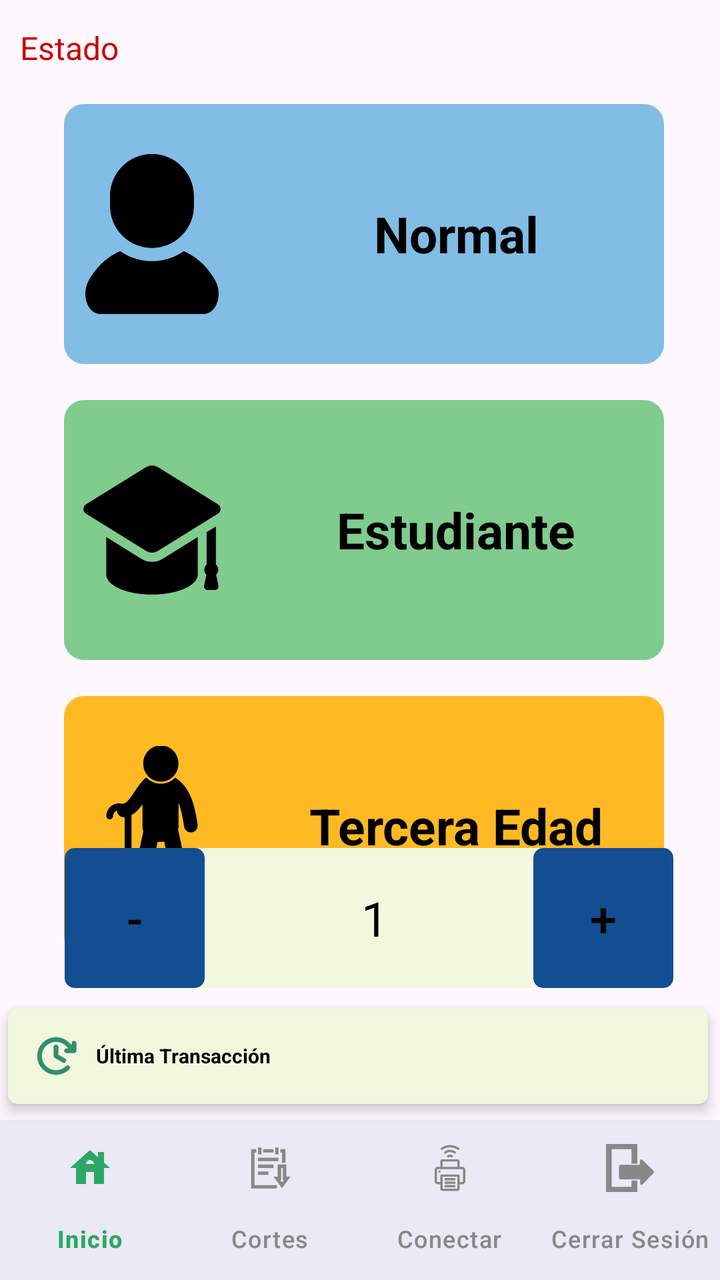
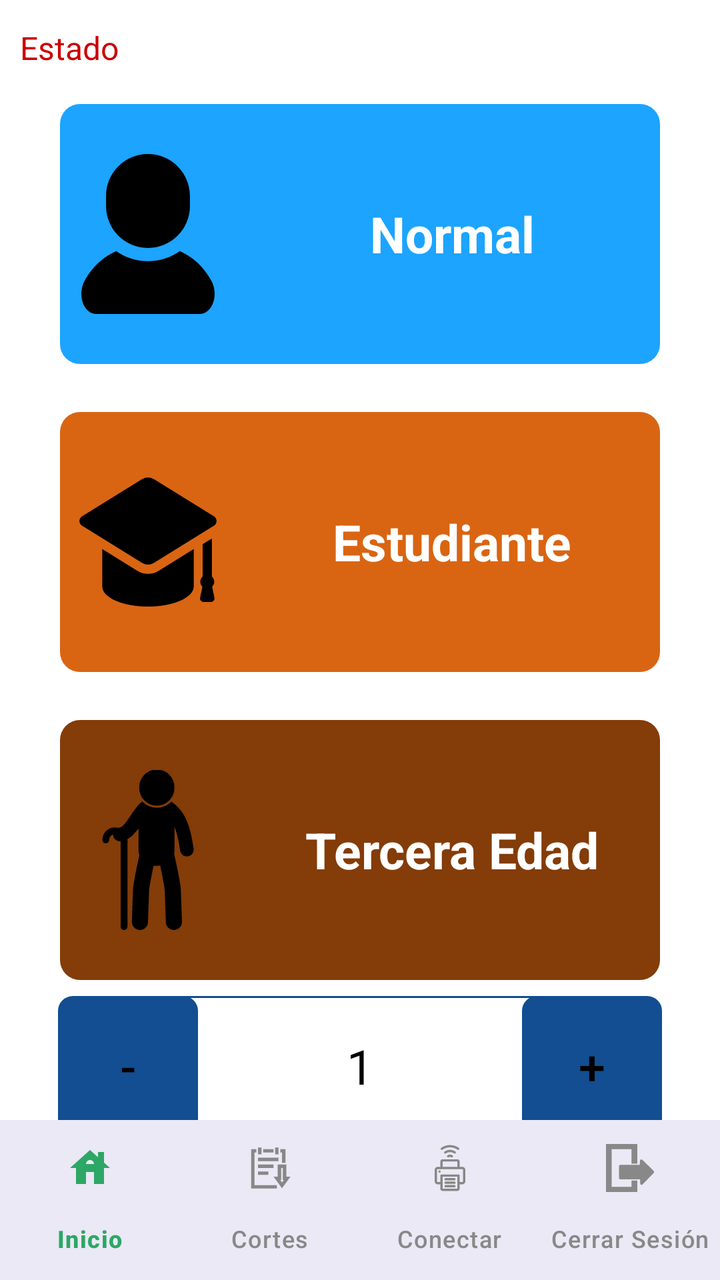

An Android layout rendered at two revisions. The XML below is the earlier revision; the diff shows what the commit changed to produce the second picture.
<!-- AndroidManifest.xml: application theme Theme.Cobro -->
<!-- res/layout/activity_cobro.xml -->
<?xml version="1.0" encoding="utf-8"?>
<androidx.constraintlayout.widget.ConstraintLayout xmlns:android="http://schemas.android.com/apk/res/android"
    xmlns:app="http://schemas.android.com/apk/res-auto"
    xmlns:tools="http://schemas.android.com/tools"
    android:id="@+id/main"
    android:layout_width="match_parent"
    android:layout_height="match_parent"
    tools:context=".CobroActivity">


    <LinearLayout
        android:id="@+id/btnEstudiante"
        android:layout_width="300dp"
        android:layout_height="130dp"
        android:layout_marginTop="200dp"
        android:layout_marginEnd="28dp"
        android:background="@drawable/borde_btn_estudiante"
        android:clickable="true"
        android:focusable="true"
        android:gravity="center_vertical"
        android:orientation="horizontal"
        android:padding="4dp"
        app:layout_constraintEnd_toEndOf="parent"
        app:layout_constraintTop_toTopOf="parent">

        
        <ImageView
            android:id="@+id/iconEstudent"
            android:layout_width="80dp"
            android:layout_height="80dp"
            android:layout_marginEnd="8dp"
            android:src="@drawable/birrete" />

        <TextView
            android:id="@+id/BotonEstudiante"
            android:layout_width="208dp"
            android:layout_height="wrap_content"
            android:text="@string/lbl_estudiante"
            android:textAlignment="center"
            android:textColor="@color/black"
            android:textSize="25dp"
            android:textStyle="bold" />
    </LinearLayout>

    <LinearLayout
        android:id="@+id/btnPasajeNormal"
        android:layout_width="300dp"
        android:layout_height="130dp"
        android:layout_marginTop="52dp"
        android:layout_marginEnd="28dp"
        android:background="@drawable/borde_btn_normal"
        android:clickable="true"
        android:focusable="true"
        android:gravity="center_vertical"
        android:orientation="horizontal"
        android:padding="4dp"
        app:layout_constraintEnd_toEndOf="parent"
        app:layout_constraintTop_toTopOf="parent">

        
        <ImageView
            android:id="@+id/iconNormal"
            android:layout_width="80dp"
            android:layout_height="80dp"
            android:layout_marginEnd="8dp"
            android:src="@drawable/persona" />

        <TextView
            android:id="@+id/BotonNormal"
            android:layout_width="208dp"
            android:layout_height="wrap_content"
            android:text="@string/lbl_normal"
            android:textAlignment="center"
            android:textColor="@color/black"
            android:textSize="25dp"
            android:textStyle="bold" />
    </LinearLayout>

    <LinearLayout
        android:id="@+id/btnTerceraEdad"
        android:layout_width="300dp"
        android:layout_height="130dp"
        android:layout_marginTop="348dp"
        android:layout_marginEnd="28dp"
        android:background="@drawable/borde_btn_tercera_edad"
        android:clickable="true"
        android:focusable="true"
        android:gravity="center_vertical"
        android:orientation="horizontal"
        android:padding="4dp"
        app:layout_constraintEnd_toEndOf="parent"
        app:layout_constraintTop_toTopOf="parent">

        
        <ImageView
            android:id="@+id/iconTerceraEdad"
            android:layout_width="80dp"
            android:layout_height="80dp"
            android:layout_marginEnd="8dp"
            android:src="@drawable/tercera_edad" />

        <TextView
            android:id="@+id/BotonTerceraEdad"
            android:layout_width="208dp"
            android:layout_height="wrap_content"
            android:text="@string/lbl_tercera_edad"
            android:textAlignment="center"
            android:textColor="@color/black"
            android:textSize="25dp"
            android:textStyle="bold" />
    </LinearLayout>

    <TextView
        android:id="@+id/tvNumero"
        android:layout_width="270dp"
        android:layout_height="70dp"
        android:background="@drawable/borde"
        android:gravity="center"
        android:text="1"
        android:textColor="@color/black"
        android:textSize="24sp"
        app:layout_constraintBottom_toBottomOf="parent"
        app:layout_constraintEnd_toEndOf="parent"
        app:layout_constraintHorizontal_bias="0.582"
        app:layout_constraintStart_toStartOf="parent"
        app:layout_constraintTop_toTopOf="parent"
        app:layout_constraintVertical_bias="0.744" />


    

    <LinearLayout
        android:id="@+id/lyUltimaTransaccion"
        android:layout_width="350dp"
        android:layout_height="wrap_content"
        android:layout_marginStart="4dp"
        android:layout_marginBottom="88dp"
        android:background="@drawable/borde"
        android:elevation="4dp"
        android:gravity="center_vertical"
        android:orientation="horizontal"
        android:padding="12dp"
        app:layout_constraintBottom_toBottomOf="parent"
        app:layout_constraintEnd_toEndOf="parent"
        app:layout_constraintHorizontal_bias="0.022"
        app:layout_constraintStart_toStartOf="parent">

        <ImageView
            android:id="@+id/iconTransaccion"
            android:layout_width="24dp"
            android:layout_height="24dp"
            android:layout_marginEnd="8dp"
            android:src="@drawable/reciente" />

        <TextView
            android:id="@+id/tvUltimaTransaccion"
            android:layout_width="wrap_content"
            android:layout_height="wrap_content"
            android:lineSpacingExtra="6dp"
            android:text="Última Transacción"
            android:textColor="@android:color/black"
            android:textSize="10sp"
            android:textStyle="bold" />

    </LinearLayout>

    <Button
        android:id="@+id/btnMas"
        android:layout_width="70dp"
        android:layout_height="70dp"
        android:background="@drawable/borde"
        android:text="@string/btn_mas"
        android:textColor="@android:color/black"
        android:textSize="24sp"
        app:layout_constraintBottom_toBottomOf="parent"
        app:layout_constraintEnd_toEndOf="parent"
        app:layout_constraintHorizontal_bias="0.92"
        app:layout_constraintStart_toStartOf="parent"
        app:layout_constraintTop_toTopOf="parent"
        app:layout_constraintVertical_bias="0.744" />

    <Button
        android:id="@+id/btnMenos"
        android:layout_width="70dp"
        android:layout_height="70dp"
        android:background="@drawable/borde"
        android:text="@string/btn_menos"
        android:textColor="@android:color/black"
        android:textSize="24sp"
        app:layout_constraintBottom_toBottomOf="parent"
        app:layout_constraintEnd_toEndOf="parent"
        app:layout_constraintHorizontal_bias="0.111"
        app:layout_constraintStart_toStartOf="parent"
        app:layout_constraintTop_toTopOf="parent"
        app:layout_constraintVertical_bias="0.744" />

    <TextView
        android:id="@+id/tvEstadoConexion"
        android:layout_width="wrap_content"
        android:layout_height="wrap_content"
        android:layout_gravity="center_horizontal"
        android:layout_marginStart="10dp"
        android:layout_marginTop="13dp"
        android:text="Estado"
        android:textColor="@android:color/holo_red_dark"
        android:textSize="16sp"
        app:layout_constraintStart_toStartOf="parent"
        app:layout_constraintTop_toTopOf="parent" />

    <androidx.constraintlayout.widget.Guideline
        android:id="@+id/guideline3"
        android:layout_width="wrap_content"
        android:layout_height="wrap_content"
        android:orientation="horizontal"
        app:layout_constraintGuide_begin="17dp" />

    <androidx.constraintlayout.widget.Guideline
        android:id="@+id/guideline4"
        android:layout_width="wrap_content"
        android:layout_height="wrap_content"
        android:orientation="vertical"
        app:layout_constraintGuide_begin="20dp" />





    <com.google.android.material.bottomnavigation.BottomNavigationView
        android:id="@+id/bottom_navigation"
        android:layout_width="match_parent"
        android:layout_height="wrap_content"
        android:layout_gravity="bottom"
        android:background="?android:attr/windowBackground"
        app:itemIconTint="@color/selector_nav_color"
        app:itemTextColor="@color/selector_nav_color"
        app:labelVisibilityMode="labeled"
        app:layout_constraintBottom_toBottomOf="parent"
        app:layout_constraintStart_toStartOf="parent"
        app:menu="@menu/bottom_nav_menu" />


</androidx.constraintlayout.widget.ConstraintLayout>
<!-- resources referenced by this layout -->
<resources>
  <color name="black">#FF000000</color>
  <!-- drawable borde (drawable) -->
  <?xml version="1.0" encoding="utf-8"?>
  <shape xmlns:android="http://schemas.android.com/apk/res/android"
      android:shape="rectangle">
  
  
      
      <solid android:color="#f1f8de" /> 
  
      
      <corners android:radius="5dp" />
  </shape>
  <!-- drawable borde_btn_estudiante (drawable) -->
  <?xml version="1.0" encoding="utf-8"?>
  <shape xmlns:android="http://schemas.android.com/apk/res/android"
      android:shape="rectangle">
  
  
      
      <solid android:color="#80CB8E" /> 
  
      
      <corners android:radius="10dp" />
  </shape>
  <!-- drawable borde_btn_normal (drawable) -->
  <?xml version="1.0" encoding="utf-8"?>
  <shape xmlns:android="http://schemas.android.com/apk/res/android"
      android:shape="rectangle">
  
  
      
      <solid android:color="#81bde5" /> 
  
      
      <corners android:radius="10dp" />
  </shape>
  <!-- drawable borde_btn_tercera_edad (drawable) -->
  <?xml version="1.0" encoding="utf-8"?>
  <shape xmlns:android="http://schemas.android.com/apk/res/android"
      android:shape="rectangle">
  
  
      
      <solid android:color="#ffb922" /> 
  
      
      <corners android:radius="10dp" />
  </shape>
  <!-- drawable persona (drawable) -->
  <vector xmlns:android="http://schemas.android.com/apk/res/android"
      android:width="800dp"
      android:height="800dp"
      android:viewportWidth="512"
      android:viewportHeight="512">
    <path
        android:pathData="M458.16,404.22c-18.93,-33.65 -49.93,-71.76 -100.41,-93.43c-28.87,20.2 -63.94,32.09 -101.75,32.09c-37.83,0 -72.9,-11.89 -101.77,-32.09c-50.47,21.67 -81.48,59.78 -100.4,93.43C28.73,448.85 48.42,512 91.84,512c43.43,0 164.16,0 164.16,0s120.73,0 164.15,0C463.58,512 483.27,448.85 458.16,404.22z"
        android:fillColor="#000000"/>
    <path
        android:pathData="M256.01,300.64c74.14,0 134.23,-60.11 134.23,-134.24v-32.16C390.24,60.11 330.15,0 256.01,0c-74.15,0 -134.25,60.11 -134.25,134.24V166.4C121.75,240.53 181.85,300.64 256.01,300.64z"
        android:fillColor="#000000"/>
  </vector>
  <string name="btn_mas">+</string>
  <string name="btn_menos">-</string>
  <string name="lbl_estudiante">Estudiante</string>
  <string name="lbl_normal">Normal</string>
  <string name="lbl_tercera_edad">Tercera Edad</string>
  <style name="Theme.Cobro" parent="Base.Theme.Cobro" />
  <style name="Base.Theme.Cobro" parent="Theme.Material3.DayNight.NoActionBar">
          
          
          <item name="colorPrimary">@color/colorPrimary</item>
          <item name="colorPrimaryVariant">@color/colorPrimaryDark</item>
          <item name="colorOnPrimary">@color/white</item>
          <item name="colorOnSecondary">@color/black</item>
  
      </style>
  <color name="colorPrimary">#124e91</color>
  <color name="colorPrimaryDark">#1A5276</color>
  <color name="white">#FFFFFFFF</color>
  <!-- unchanged entries left out for length: 3 -->
</resources>

<!-- the commit's change to res/layout/activity_cobro.xml (unified diff, before → after) -->
@@ -5,6 +5,7 @@
     android:id="@+id/main"
     android:layout_width="match_parent"
     android:layout_height="match_parent"
+    android:background="@color/white"
     tools:context=".CobroActivity">
 
 
@@ -12,8 +13,7 @@
         android:id="@+id/btnEstudiante"
         android:layout_width="300dp"
         android:layout_height="130dp"
-        android:layout_marginTop="200dp"
-        android:layout_marginEnd="28dp"
+        android:layout_marginTop="24dp"
         android:background="@drawable/borde_btn_estudiante"
         android:clickable="true"
         android:focusable="true"
@@ -21,7 +21,8 @@
         android:orientation="horizontal"
         android:padding="4dp"
         app:layout_constraintEnd_toEndOf="parent"
-        app:layout_constraintTop_toTopOf="parent">
+        app:layout_constraintStart_toStartOf="parent"
+        app:layout_constraintTop_toBottomOf="@+id/btnPasajeNormal">
 
         
         <ImageView
@@ -37,7 +38,7 @@
             android:layout_height="wrap_content"
             android:text="@string/lbl_estudiante"
             android:textAlignment="center"
-            android:textColor="@color/black"
+            android:textColor="@color/white"
             android:textSize="25dp"
             android:textStyle="bold" />
     </LinearLayout>
@@ -47,7 +48,6 @@
         android:layout_width="300dp"
         android:layout_height="130dp"
         android:layout_marginTop="52dp"
-        android:layout_marginEnd="28dp"
         android:background="@drawable/borde_btn_normal"
         android:clickable="true"
         android:focusable="true"
@@ -55,6 +55,7 @@
         android:orientation="horizontal"
         android:padding="4dp"
         app:layout_constraintEnd_toEndOf="parent"
+        app:layout_constraintStart_toStartOf="parent"
         app:layout_constraintTop_toTopOf="parent">
 
         
@@ -71,7 +72,7 @@
             android:layout_height="wrap_content"
             android:text="@string/lbl_normal"
             android:textAlignment="center"
-            android:textColor="@color/black"
+            android:textColor="@color/white"
             android:textSize="25dp"
             android:textStyle="bold" />
     </LinearLayout>
@@ -80,8 +81,7 @@
         android:id="@+id/btnTerceraEdad"
         android:layout_width="300dp"
         android:layout_height="130dp"
-        android:layout_marginTop="348dp"
-        android:layout_marginEnd="28dp"
+        android:layout_marginTop="24dp"
         android:background="@drawable/borde_btn_tercera_edad"
         android:clickable="true"
         android:focusable="true"
@@ -89,7 +89,8 @@
         android:orientation="horizontal"
         android:padding="4dp"
         app:layout_constraintEnd_toEndOf="parent"
-        app:layout_constraintTop_toTopOf="parent">
+        app:layout_constraintStart_toStartOf="parent"
+        app:layout_constraintTop_toBottomOf="@+id/btnEstudiante">
 
         
         <ImageView
@@ -105,14 +106,17 @@
             android:layout_height="wrap_content"
             android:text="@string/lbl_tercera_edad"
             android:textAlignment="center"
-            android:textColor="@color/black"
+            android:textColor="@color/white"
             android:textSize="25dp"
             android:textStyle="bold" />
     </LinearLayout>
+
+
+    
 
     <TextView
         android:id="@+id/tvNumero"
-        android:layout_width="270dp"
+        android:layout_width="240dp"
         android:layout_height="70dp"
         android:background="@drawable/borde"
         android:gravity="center"
@@ -121,13 +125,9 @@
         android:textSize="24sp"
         app:layout_constraintBottom_toBottomOf="parent"
         app:layout_constraintEnd_toEndOf="parent"
-        app:layout_constraintHorizontal_bias="0.582"
-        app:layout_constraintStart_toStartOf="parent"
-        app:layout_constraintTop_toTopOf="parent"
-        app:layout_constraintVertical_bias="0.744" />
-
-
-    
+        app:layout_constraintStart_toStartOf="parent"
+        app:layout_constraintTop_toBottomOf="@+id/btnTerceraEdad"
+        app:layout_constraintVertical_bias="0.100000024" />
 
     <LinearLayout
         android:id="@+id/lyUltimaTransaccion"
@@ -142,8 +142,8 @@
         android:padding="12dp"
         app:layout_constraintBottom_toBottomOf="parent"
         app:layout_constraintEnd_toEndOf="parent"
-        app:layout_constraintHorizontal_bias="0.022"
-        app:layout_constraintStart_toStartOf="parent">
+        app:layout_constraintStart_toStartOf="parent"
+        app:layout_constraintTop_toBottomOf="@+id/tvNumero">
 
         <ImageView
             android:id="@+id/iconTransaccion"
@@ -174,10 +174,10 @@
         android:textSize="24sp"
         app:layout_constraintBottom_toBottomOf="parent"
         app:layout_constraintEnd_toEndOf="parent"
-        app:layout_constraintHorizontal_bias="0.92"
-        app:layout_constraintStart_toStartOf="parent"
-        app:layout_constraintTop_toTopOf="parent"
-        app:layout_constraintVertical_bias="0.744" />
+        app:layout_constraintHorizontal_bias="0.9"
+        app:layout_constraintStart_toStartOf="parent"
+        app:layout_constraintTop_toBottomOf="@+id/btnTerceraEdad"
+        app:layout_constraintVertical_bias="0.099" />
 
     <Button
         android:id="@+id/btnMenos"
@@ -189,10 +189,10 @@
         android:textSize="24sp"
         app:layout_constraintBottom_toBottomOf="parent"
         app:layout_constraintEnd_toEndOf="parent"
-        app:layout_constraintHorizontal_bias="0.111"
-        app:layout_constraintStart_toStartOf="parent"
-        app:layout_constraintTop_toTopOf="parent"
-        app:layout_constraintVertical_bias="0.744" />
+        app:layout_constraintHorizontal_bias="0.1"
+        app:layout_constraintStart_toStartOf="parent"
+        app:layout_constraintTop_toBottomOf="@+id/btnTerceraEdad"
+        app:layout_constraintVertical_bias="0.099" />
 
     <TextView
         android:id="@+id/tvEstadoConexion"
@@ -222,9 +222,6 @@
         app:layout_constraintGuide_begin="20dp" />
 
 
-
-
-
     <com.google.android.material.bottomnavigation.BottomNavigationView
         android:id="@+id/bottom_navigation"
         android:layout_width="match_parent"
@@ -236,6 +233,8 @@
         app:labelVisibilityMode="labeled"
         app:layout_constraintBottom_toBottomOf="parent"
         app:layout_constraintStart_toStartOf="parent"
+        app:layout_constraintTop_toBottomOf="@+id/lyUltimaTransaccion"
+        app:layout_constraintVertical_bias="1.0"
         app:menu="@menu/bottom_nav_menu" />
 
 
<!-- resource entries referenced after the edit -->
@@ -6,12 +6,17 @@
   <shape xmlns:android="http://schemas.android.com/apk/res/android"
       android:shape="rectangle">
   
+      
+      <solid android:color="#FFFFFF" />
   
       
-      <solid android:color="#f1f8de" /> 
+      <stroke
+          android:width="1dp"
+          android:color="#124E91" /> 
   
       
-      <corners android:radius="5dp" />
+      <corners android:radius="7dp" />
+  
   </shape>
   <!-- drawable borde_btn_estudiante (drawable) -->
   <?xml version="1.0" encoding="utf-8"?>
@@ -20,7 +25,7 @@
   
   
       
-      <solid android:color="#80CB8E" /> 
+      <solid android:color="#D96513" /> 
   
       
       <corners android:radius="10dp" />
@@ -32,7 +37,7 @@
   
   
       
-      <solid android:color="#81bde5" /> 
+      <solid android:color="#1CA4FF" /> 
   
       
       <corners android:radius="10dp" />
@@ -44,7 +49,7 @@
   
   
       
-      <solid android:color="#ffb922" /> 
+      <solid android:color="#843C08" /> 
   
       
       <corners android:radius="10dp" />
